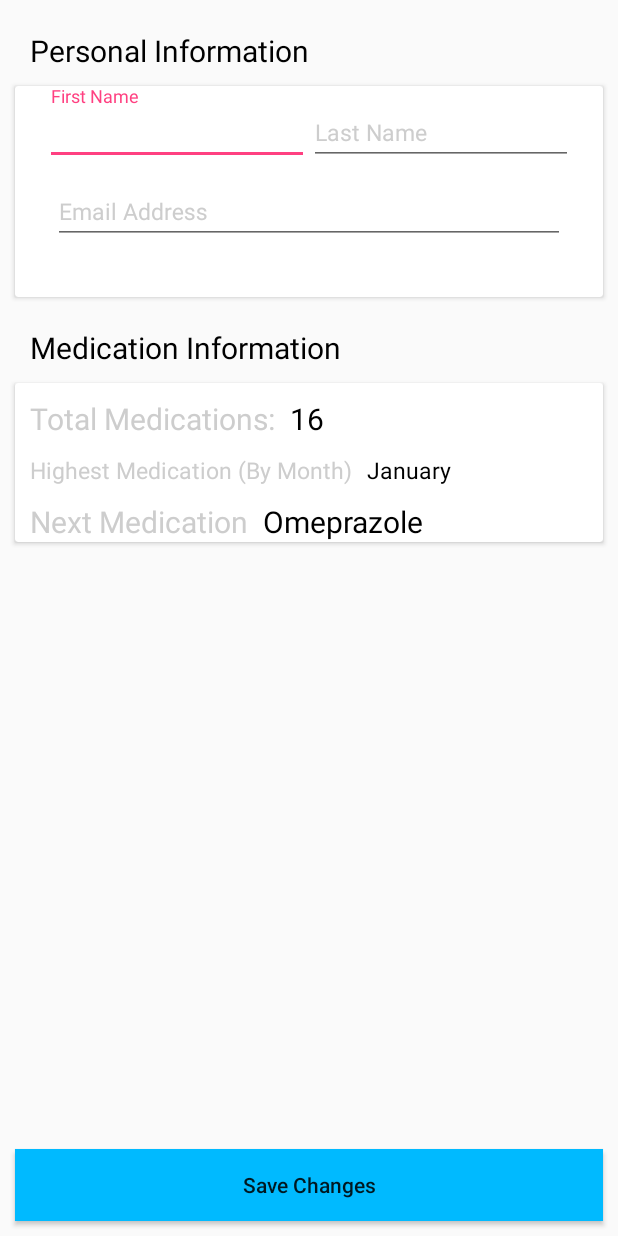
After one commit to aumarbello/Med-Manager, an Android app: the layout profile_activity.xml on its own in the app's theme, with its tools: preview values and no code run, on a phone screen of 412 x 824 dp. The commit adds this screen. Run offline under Robolectric (Android 15) with nearby library versions, the phone set to English and light mode, and no system bars.

Commit message:
Profile Activity done

```diff
--- /dev/null
+++ b/app/src/main/res/layout/profile_activity.xml
@@ -0,0 +1,224 @@
+<?xml version="1.0" encoding="utf-8"?>
+<android.support.constraint.ConstraintLayout
+    xmlns:android="http://schemas.android.com/apk/res/android"
+    xmlns:app="http://schemas.android.com/apk/res-auto"
+    xmlns:tools="http://schemas.android.com/tools"
+    android:layout_width="match_parent"
+    android:layout_height="match_parent">
+
+    <TextView
+        android:layout_width="match_parent"
+        android:layout_height="wrap_content"
+        android:id="@+id/personal_info"
+        android:textSize="20sp"
+        android:textColor="@color/black"
+        android:text="@string/personal_information"
+        android:layout_marginStart="@dimen/side_margin_normal"
+        android:layout_marginEnd="@dimen/side_margin_normal"
+        android:layout_marginTop="@dimen/side_margin_normal"
+        app:layout_constraintTop_toTopOf="parent"
+        />
+
+    <android.support.v7.widget.CardView
+        android:layout_width="match_parent"
+        android:layout_height="wrap_content"
+        android:layout_margin="@dimen/side_margin_small"
+        android:id="@+id/personal_info_card"
+        app:layout_constraintTop_toBottomOf="@id/personal_info">
+
+        <LinearLayout
+            android:layout_width="match_parent"
+            android:layout_height="wrap_content"
+            android:orientation="vertical">
+
+            <LinearLayout
+                android:layout_width="match_parent"
+                android:layout_height="wrap_content"
+                android:orientation="horizontal"
+                android:weightSum="2"
+                android:baselineAligned="false"
+                android:layout_marginStart="@dimen/side_margin_normal"
+                android:layout_marginEnd="@dimen/side_margin_normal">
+
+                <android.support.design.widget.TextInputLayout
+                    android:layout_width="0dp"
+                    android:layout_height="wrap_content"
+                    android:layout_weight="1"
+                    android:textColorHint="@color/gray">
+
+                    <android.support.design.widget.TextInputEditText
+                        android:id="@+id/first_name"
+                        android:layout_width="match_parent"
+                        android:layout_height="wrap_content"
+                        android:hint="@string/first_name"
+                        android:inputType="text"
+                        android:textColor="@color/white"
+                        android:textSize="15sp" />
+                </android.support.design.widget.TextInputLayout>
+
+                <android.support.design.widget.TextInputLayout
+                    android:layout_width="0dp"
+                    android:layout_height="wrap_content"
+                    android:layout_weight="1"
+                    android:textColorHint="@color/gray">
+
+                    <android.support.design.widget.TextInputEditText
+                        android:id="@+id/last_name"
+                        android:layout_width="match_parent"
+                        android:layout_height="wrap_content"
+                        android:hint="@string/last_name"
+                        android:inputType="text"
+                        android:textColor="@color/white"
+                        android:textSize="15sp" />
+                </android.support.design.widget.TextInputLayout>
+            </LinearLayout>
+
+            <android.support.design.widget.TextInputLayout
+                android:layout_width="match_parent"
+                android:layout_height="wrap_content"
+                android:layout_marginLeft="25dp"
+                android:layout_marginRight="25dp"
+                android:layout_marginBottom="@dimen/side_margin_large"
+                android:textColorHint="@color/gray">
+
+                <android.support.design.widget.TextInputEditText
+                    android:id="@+id/user_email"
+                    android:layout_width="match_parent"
+                    android:layout_height="wrap_content"
+                    android:hint="@string/email_address"
+                    android:inputType="textEmailAddress"
+                    android:textColor="@color/white"
+                    android:textSize="15sp" />
+            </android.support.design.widget.TextInputLayout>
+        </LinearLayout>
+    </android.support.v7.widget.CardView>
+
+    <TextView
+        android:layout_width="match_parent"
+        android:layout_height="wrap_content"
+        android:id="@+id/medication_info"
+        android:textSize="20sp"
+        android:textColor="@color/black"
+        android:text="@string/medication_info"
+        android:layout_marginStart="@dimen/side_margin_normal"
+        android:layout_marginEnd="@dimen/side_margin_normal"
+        android:layout_marginTop="@dimen/side_margin_normal"
+        app:layout_constraintTop_toBottomOf="@id/personal_info_card"
+        />
+
+    <android.support.v7.widget.CardView
+        android:layout_width="match_parent"
+        android:layout_height="wrap_content"
+        android:layout_margin="@dimen/side_margin_small"
+        app:layout_constraintTop_toBottomOf="@id/medication_info">
+
+        <LinearLayout
+            android:layout_width="match_parent"
+            android:layout_height="wrap_content"
+            android:orientation="vertical">
+            <LinearLayout
+                android:layout_width="match_parent"
+                android:layout_height="wrap_content"
+                android:orientation="horizontal"
+                android:baselineAligned="false"
+                android:layout_marginStart="@dimen/side_margin_small"
+                android:layout_marginEnd="@dimen/side_margin_small">
+
+                <TextView
+                    android:layout_width="wrap_content"
+                    android:layout_height="wrap_content"
+                    android:textSize="20sp"
+                    android:textColor="@color/gray"
+                    android:text="@string/total_medications"
+                    android:layout_marginTop="@dimen/side_margin_small"
+                    app:layout_constraintTop_toBottomOf="@id/personal_info_card"
+                    />
+
+                <TextView
+                    android:layout_width="wrap_content"
+                    android:layout_height="wrap_content"
+                    android:id="@+id/total_medications"
+                    android:textSize="20sp"
+                    android:textColor="@color/black"
+                    android:layout_marginStart="@dimen/side_margin_small"
+                    android:layout_marginTop="@dimen/side_margin_small"
+                    tools:text="16"
+                    />
+            </LinearLayout>
+
+            <LinearLayout
+                android:layout_width="match_parent"
+                android:layout_height="wrap_content"
+                android:orientation="horizontal"
+                android:baselineAligned="false"
+                android:layout_marginStart="@dimen/side_margin_small"
+                android:layout_marginEnd="@dimen/side_margin_small">
+
+                <TextView
+                    android:layout_width="wrap_content"
+                    android:layout_height="wrap_content"
+                    android:textSize="15sp"
+                    android:textColor="@color/gray"
+                    android:text="@string/highest_medication"
+                    android:layout_marginTop="@dimen/side_margin_small"
+                    app:layout_constraintTop_toBottomOf="@id/personal_info_card"
+                    />
+
+                <TextView
+                    android:layout_width="wrap_content"
+                    android:layout_height="wrap_content"
+                    android:id="@+id/highest_medication"
+                    android:textSize="15sp"
+                    android:textColor="@color/black"
+                    android:layout_marginStart="@dimen/side_margin_small"
+                    android:layout_marginTop="@dimen/side_margin_small"
+                    tools:text="January"
+                    />
+            </LinearLayout>
+
+            <LinearLayout
+                android:layout_width="match_parent"
+                android:layout_height="wrap_content"
+                android:orientation="horizontal"
+                android:baselineAligned="false"
+                android:layout_marginStart="@dimen/side_margin_small"
+                android:layout_marginEnd="@dimen/side_margin_small">
+
+                <TextView
+                    android:layout_width="wrap_content"
+                    android:layout_height="wrap_content"
+                    android:textSize="20sp"
+                    android:textColor="@color/gray"
+                    android:text="@string/next_medication"
+                    android:layout_marginTop="@dimen/side_margin_small"
+                    app:layout_constraintTop_toBottomOf="@id/personal_info_card"
+                    />
+
+                <TextView
+                    android:layout_width="wrap_content"
+                    android:layout_height="wrap_content"
+                    android:id="@+id/next_medications"
+                    android:textSize="20sp"
+                    android:textColor="@color/black"
+                    android:layout_marginStart="@dimen/side_margin_small"
+                    android:layout_marginTop="@dimen/side_margin_small"
+                    tools:text="Omeprazole"
+                    />
+            </LinearLayout>
+        </LinearLayout>
+    </android.support.v7.widget.CardView>
+
+    <Button
+        android:layout_width="match_parent"
+        android:layout_height="wrap_content"
+        android:id="@+id/saved_changes"
+        android:text="@string/save_changes"
+        android:textAllCaps="false"
+        android:layout_marginStart="@dimen/side_margin_small"
+        android:layout_marginEnd="@dimen/side_margin_small"
+        android:layout_marginBottom="@dimen/side_margin_small"
+        android:background="@color/colorPrimary"
+        app:layout_constraintBottom_toBottomOf="parent"
+        />
+
+</android.support.constraint.ConstraintLayout>
--- a/app/src/main/res/values/strings.xml
+++ b/app/src/main/res/values/strings.xml
@@ -11,4 +11,12 @@
     <string name="medication_range">Medication Range</string>
     <string name="start_date">Start Date</string>
     <string name="end_date">End Date</string>
+    <string name="personal_information">Personal Information</string>
+    <string name="first_name">First Name</string>
+    <string name="medication_info">Medication Information</string>
+    <string name="total_medications">Total Medications:</string>
+    <string name="highest_medication">Highest Medication (By Month)</string>
+    <string name="next_medication">Next Medication</string>
+    <string name="save_changes">Save Changes</string>
+    <string name="last_name">Last Name</string>
 </resources>
```
